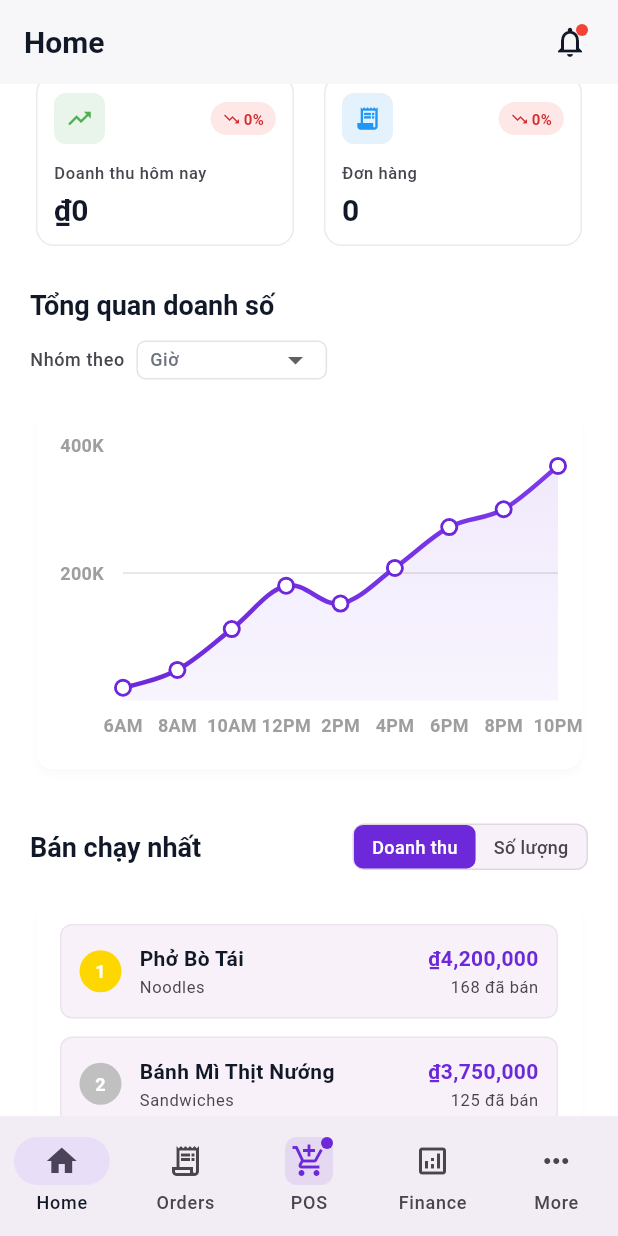
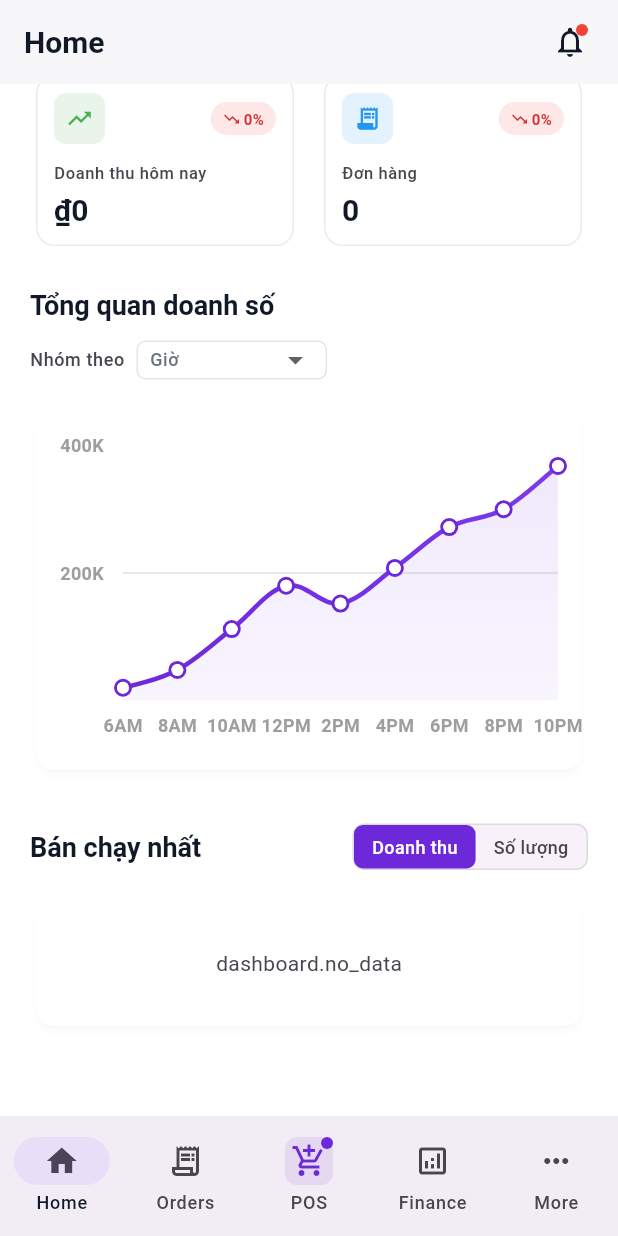
Before and after one commit to nhutquangnguyen/oishimenu-app, a Flutter app: the DashboardPage screen opened by its route, scrolled down 170 dp, on a phone screen of 412 x 824 dp. Run offline on Flutter 3.47's test engine with Material 3 defaults, Android fonts, the phone set to English and light mode, and no system bars; drawn by our look-alikes of fl_chart; our stand-ins replace easy_localization, flutter_riverpod, go_router, hive, hive_flutter, image_picker and 4 more; accounts and stored records are empty.

Commit message:
Update best sellers widget to use real order data from database
Replaced hardcoded sample items with real menu items aggregated from order_items table.

Changes:
- Added DatabaseHelper to query order_items table
- Added _loadBestSellers() to fetch real data from database
- Query aggregates by menu_item_id to get total quantity and revenue
- Joins with orders to filter by payment_status = 'PAID'
- Joins with menu_items to get category information
- Respects time frame filter (Today, This Week, This Month, Last 30 Days)
- Sorts by revenue or quantity based on toggle selection
- Shows top 15 items (5 by default, expandable to show all)
- Added loading state with CircularProgressIndicator
- Added empty state when no data available
- Removed 119 lines of hardcoded sample data
- Fixed deprecated withOpacity to withValues

Features:
- Real-time best sellers based on actual paid orders
- Dynamic sorting by revenue or quantity sold
- Time period filtering matches dashboard metrics
- Loading and empty state handling
- Auto-refreshes when time frame or sort option changes

The best sellers section now shows actual top-selling items from your restaurant's order history.

🤖 Generated with [Claude Code](https://claude.com/claude-code)

Co-Authored-By: Claude <noreply@anthropic.com>

```diff
--- a/lib/features/dashboard/presentation/widgets/best_sellers.dart
+++ b/lib/features/dashboard/presentation/widgets/best_sellers.dart
@@ -1,5 +1,6 @@
 import 'package:flutter/material.dart';
 import '../../../../core/localization/app_localizations.dart';
+import '../../../../services/database_helper.dart';
 
 class BestSellers extends StatefulWidget {
   final String timeFrame;
@@ -18,12 +19,153 @@ class BestSellers extends StatefulWidget {
 }
 
 class _BestSellersState extends State<BestSellers> {
+  final DatabaseHelper _databaseHelper = DatabaseHelper();
   bool _showAll = false;
+  List<BestSellerItem> _bestSellerItems = [];
+  bool _isLoading = true;
+
+  @override
+  void initState() {
+    super.initState();
+    _loadBestSellers();
+  }
+
+  @override
+  void didUpdateWidget(BestSellers oldWidget) {
+    super.didUpdateWidget(oldWidget);
+    if (oldWidget.timeFrame != widget.timeFrame ||
+        oldWidget.sortByRevenue != widget.sortByRevenue) {
+      _loadBestSellers();
+    }
+  }
+
+  Future<void> _loadBestSellers() async {
+    setState(() {
+      _isLoading = true;
+    });
+
+    try {
+      final dateRanges = _getDateRangesForTimeFrame(widget.timeFrame);
+      final db = await _databaseHelper.database;
+
+      // Query to aggregate order items by menu item
+      final results = await db.rawQuery('''
+        SELECT
+          oi.menu_item_name as name,
+          mi.category_name as category,
+          SUM(oi.quantity) as total_quantity,
+          SUM(oi.total_price) as total_revenue
+        FROM order_items oi
+        INNER JOIN orders o ON oi.order_id = o.id
+        LEFT JOIN menu_items mi ON oi.menu_item_id = mi.id
+        WHERE o.payment_status = 'PAID'
+          AND o.created_at >= ?
+          AND o.created_at <= ?
+        GROUP BY oi.menu_item_id, oi.menu_item_name, mi.category_name
+        ORDER BY ${widget.sortByRevenue ? 'total_revenue' : 'total_quantity'} DESC
+        LIMIT 15
+      ''', [
+        dateRanges['start']!.millisecondsSinceEpoch,
+        dateRanges['end']!.millisecondsSinceEpoch,
+      ]);
+
+      final items = results.map((row) {
+        final revenue = (row['total_revenue'] as num?)?.toDouble() ?? 0.0;
+        final quantity = (row['total_quantity'] as num?)?.toInt() ?? 0;
+
+        final revenueStr = revenue.toInt().toString().replaceAllMapped(
+          RegExp(r'(\d{1,3})(?=(\d{3})+(?!\d))'),
+          (Match m) => '${m[1]},',
+        );
+
+        return BestSellerItem(
+          name: row['name'] as String? ?? 'Unknown',
+          category: row['category'] as String? ?? 'Other',
+          revenue: '₫$revenueStr',
+          quantity: quantity,
+          revenueValue: revenue,
+        );
+      }).toList();
+
+      setState(() {
+        _bestSellerItems = items;
+        _isLoading = false;
+      });
+    } catch (e) {
+      setState(() {
+        _isLoading = false;
+      });
+    }
+  }
+
+  Map<String, DateTime> _getDateRangesForTimeFrame(String timeFrame) {
+    final now = DateTime.now();
+    DateTime start, end;
+
+    switch (timeFrame) {
+      case 'Today':
+        start = DateTime(now.year, now.month, now.day);
+        end = DateTime(now.year, now.month, now.day, 23, 59, 59);
+        break;
+      case 'This Week':
+        final weekStart = now.subtract(Duration(days: now.weekday - 1));
+        start = DateTime(weekStart.year, weekStart.month, weekStart.day);
+        end = DateTime(now.year, now.month, now.day, 23, 59, 59);
+        break;
+      case 'This Month':
+        start = DateTime(now.year, now.month, 1);
+        end = DateTime(now.year, now.month, now.day, 23, 59, 59);
+        break;
+      case 'Last 30 Days':
+        start = now.subtract(const Duration(days: 30));
+        end = DateTime(now.year, now.month, now.day, 23, 59, 59);
+        break;
+      default:
+        start = DateTime(now.year, now.month, now.day);
+        end = DateTime(now.year, now.month, now.day, 23, 59, 59);
+    }
+
+    return {'start': start, 'end': end};
+  }
 
   @override
   Widget build(BuildContext context) {
-    final items = _getBestSellerItems();
-    final displayItems = _showAll ? items : items.take(5).toList();
+    if (_isLoading) {
+      return Card(
+        elevation: 2,
+        shape: RoundedRectangleBorder(
+          borderRadius: BorderRadius.circular(12),
+        ),
+        child: const Padding(
+          padding: EdgeInsets.all(32.0),
+          child: Center(
+            child: CircularProgressIndicator(),
+          ),
+        ),
+      );
+    }
+
+    if (_bestSellerItems.isEmpty) {
+      return Card(
+        elevation: 2,
+        shape: RoundedRectangleBorder(
+          borderRadius: BorderRadius.circular(12),
+        ),
+        child: Padding(
+          padding: const EdgeInsets.all(32.0),
+          child: Center(
+            child: Text(
+              AppLocalizations.tr('dashboard.no_data'),
+              style: TextStyle(
+                color: Theme.of(context).colorScheme.onSurfaceVariant,
+              ),
+            ),
+          ),
+        ),
+      );
+    }
+
+    final displayItems = _showAll ? _bestSellerItems : _bestSellerItems.take(5).toList();
 
     return Card(
       elevation: 2,
@@ -43,7 +185,7 @@ class _BestSellersState extends State<BestSellers> {
             }),
 
             // Show All/Show Less button
-            if (items.length > 5) ...[
+            if (_bestSellerItems.length > 5) ...[
               const SizedBox(height: 12),
               Center(
                 child: TextButton(
@@ -55,7 +197,7 @@ class _BestSellersState extends State<BestSellers> {
                   child: Text(
                     _showAll
                         ? AppLocalizations.tr('dashboard.show_less')
-                        : '${AppLocalizations.tr('dashboard.show_all')} (${items.length} ${AppLocalizations.tr('dashboard.items')})',
+                        : '${AppLocalizations.tr('dashboard.show_all')} (${_bestSellerItems.length} ${AppLocalizations.tr('dashboard.items')})',
                     style: TextStyle(
                       color: Theme.of(context).colorScheme.primary,
                       fontWeight: FontWeight.w600,
@@ -78,7 +220,7 @@ class _BestSellersState extends State<BestSellers> {
         color: Theme.of(context).colorScheme.surfaceContainerLow,
         borderRadius: BorderRadius.circular(8),
         border: Border.all(
-          color: Theme.of(context).colorScheme.outline.withOpacity(0.1),
+          color: Theme.of(context).colorScheme.outline.withValues(alpha: 0.1),
           width: 1,
         ),
       ),
@@ -168,125 +310,6 @@ class _BestSellersState extends State<BestSellers> {
         return Colors.grey[600]!;
     }
   }
-
-  List<BestSellerItem> _getBestSellerItems() {
-    final baseItems = [
-      BestSellerItem(
-        name: 'Phở Bò Tái',
-        category: 'Noodles',
-        revenue: '₫4,200,000',
-        quantity: 168,
-        revenueValue: 4200000,
-      ),
-      BestSellerItem(
-        name: 'Bánh Mì Thịt Nướng',
-        category: 'Sandwiches',
-        revenue: '₫3,750,000',
-        quantity: 125,
-        revenueValue: 3750000,
-      ),
-      BestSellerItem(
-        name: 'Bún Bò Huế',
-        category: 'Noodles',
-        revenue: '₫3,600,000',
-        quantity: 144,
-        revenueValue: 3600000,
-      ),
-      BestSellerItem(
-        name: 'Cơm Tấm Sườn',
-        category: 'Rice Dishes',
-        revenue: '₫3,200,000',
-        quantity: 128,
-        revenueValue: 3200000,
-      ),
-      BestSellerItem(
-        name: 'Gỏi Cuốn',
-        category: 'Appetizers',
-        revenue: '₫2,800,000',
-        quantity: 140,
-        revenueValue: 2800000,
-      ),
-      BestSellerItem(
-        name: 'Chả Cá Lã Vọng',
-        category: 'Fish',
-        revenue: '₫2,700,000',
-        quantity: 90,
-        revenueValue: 2700000,
-      ),
-      BestSellerItem(
-        name: 'Bún Chả',
-        category: 'Noodles',
-        revenue: '₫2,500,000',
-        quantity: 100,
-        revenueValue: 2500000,
-      ),
-      BestSellerItem(
-        name: 'Bánh Xèo',
-        category: 'Pancakes',
-        revenue: '₫2,400,000',
-        quantity: 96,
-        revenueValue: 2400000,
-      ),
-      BestSellerItem(
-        name: 'Cà Phê Sữa Đá',
-        category: 'Beverages',
-        revenue: '₫2,100,000',
-        quantity: 210,
-        revenueValue: 2100000,
-      ),
-      BestSellerItem(
-        name: 'Nem Nướng',
-        category: 'Grilled',
-        revenue: '₫1,950,000',
-        quantity: 78,
-        revenueValue: 1950000,
-      ),
-      BestSellerItem(
-        name: 'Bánh Cuốn',
-        category: 'Rice Rolls',
-        revenue: '₫1,800,000',
-        quantity: 120,
-        revenueValue: 1800000,
-      ),
-      BestSellerItem(
-        name: 'Mì Quảng',
-        category: 'Noodles',
-        revenue: '₫1,650,000',
-        quantity: 55,
-        revenueValue: 1650000,
-      ),
-      BestSellerItem(
-        name: 'Chè Ba Màu',
-        category: 'Desserts',
-        revenue: '₫1,400,000',
-        quantity: 175,
-        revenueValue: 1400000,
-      ),
-      BestSellerItem(
-        name: 'Cao Lầu',
-        category: 'Noodles',
-        revenue: '₫1,200,000',
-        quantity: 48,
-        revenueValue: 1200000,
-      ),
-      BestSellerItem(
-        name: 'Bánh Bao',
-        category: 'Steamed Buns',
-        revenue: '₫1,050,000',
-        quantity: 105,
-        revenueValue: 1050000,
-      ),
-    ];
-
-    // Sort based on current selection
-    if (widget.sortByRevenue) {
-      baseItems.sort((a, b) => b.revenueValue.compareTo(a.revenueValue));
-    } else {
-      baseItems.sort((a, b) => b.quantity.compareTo(a.quantity));
-    }
-
-    return baseItems;
-  }
 }
 
 class BestSellerItem {
```
